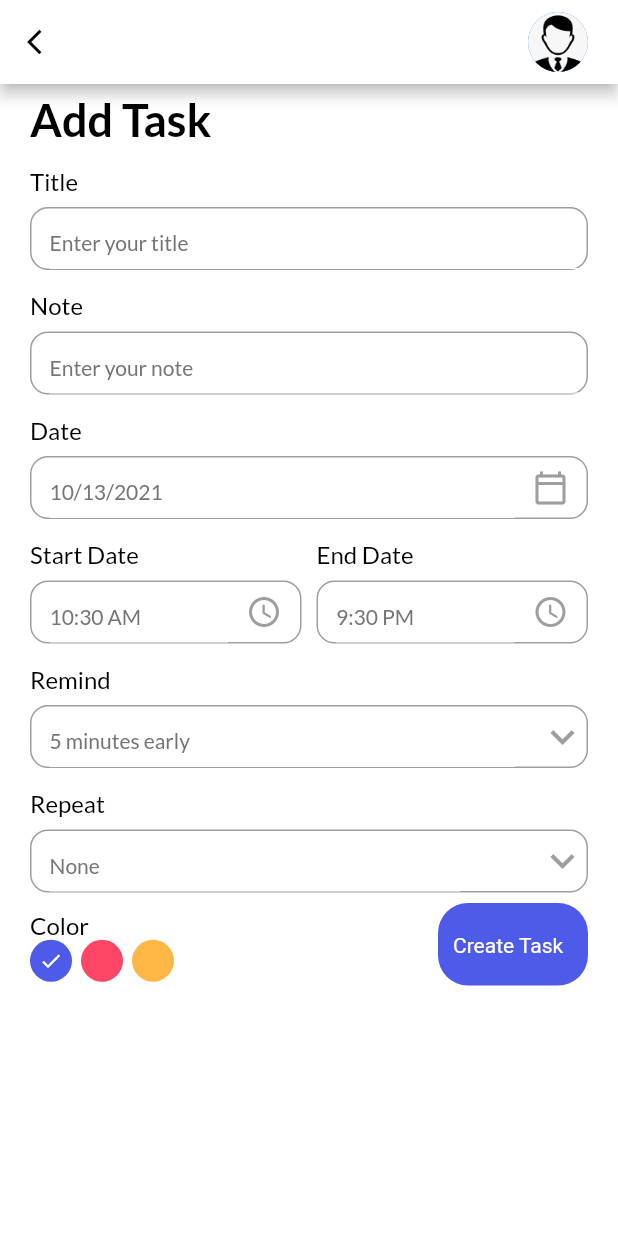
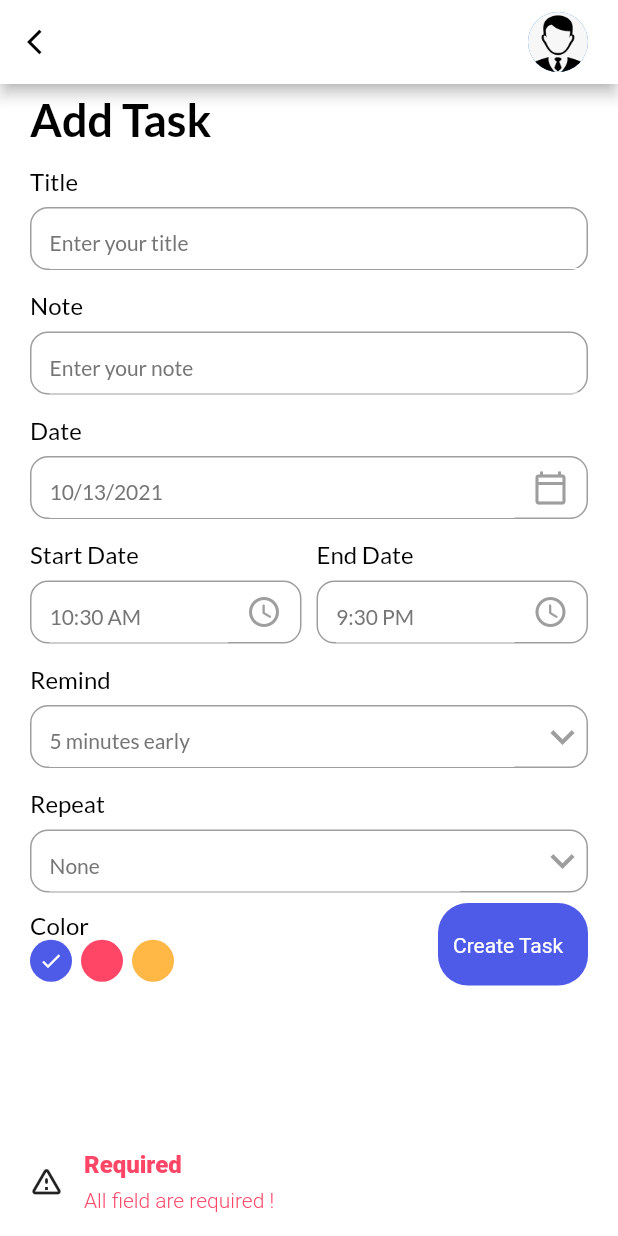
Before and after one commit to yigittin/reminder_app, a Flutter app: the AddTaskPage screen opened directly, after a tap on "Create Task", on a phone screen of 412 x 824 dp. Run offline on Flutter 3.47's test engine with Material 2 defaults, Android fonts, the phone set to English and light mode, and no system bars; our stand-ins replace date_picker_timeline, flutter_local_notifications, get, get_storage, google_fonts, sqflite and 1 more; accounts and stored records are empty.

```diff
--- /dev/null
+++ b/lib/controllers/task_controller.dart
@@ -0,0 +1,14 @@
+import 'package:get/get.dart';
+import 'package:reminder_app/db/db_helper.dart';
+import 'package:reminder_app/models/task.dart';
+
+class TaskController extends GetxController {
+  @override
+  void onReady() {
+    super.onReady();
+  }
+
+  Future<int> addTask({Task? task}) async {
+    return await DBHelper.insert(task);
+  }
+}
--- a/lib/main.dart
+++ b/lib/main.dart
@@ -2,12 +2,14 @@ import 'package:flutter/material.dart';
 import 'package:flutter/services.dart';
 import 'package:get/get_navigation/src/root/get_material_app.dart';
 import 'package:get_storage/get_storage.dart';
+import 'package:reminder_app/db/db_helper.dart';
 import 'package:reminder_app/services/theme_services.dart';
 import 'package:reminder_app/ui/home_page.dart';
 import 'package:reminder_app/ui/theme.dart';
 
 Future<void> main() async {
   WidgetsFlutterBinding.ensureInitialized();
+  await DBHelper.initDb();
   await GetStorage.init();
   WidgetsFlutterBinding.ensureInitialized();
   SystemChrome.setSystemUIOverlayStyle(SystemUiOverlayStyle(
--- /dev/null
+++ b/lib/models/task.dart
@@ -0,0 +1,53 @@
+class Task {
+  int? id;
+  String? title;
+  String? note;
+  int? isCompleted;
+  String? date;
+  String? startTime;
+  String? endTime;
+  int? color;
+  int? remind;
+  String? repeat;
+
+  Task({
+    this.id,
+    this.title,
+    this.note,
+    this.isCompleted,
+    this.date,
+    this.startTime,
+    this.endTime,
+    this.color,
+    this.remind,
+    this.repeat,
+  });
+
+  Task.fromJson(Map<String, dynamic> json) {
+    id = json['id'];
+    title = json['title'];
+    note = json['note'];
+    isCompleted = json['isCompleted'];
+    date = json['date'];
+    startTime = json['startTime'];
+    endTime = json['endTime'];
+    color = json['color'];
+    remind = json['remind'];
+    repeat = json['repeat'];
+  }
+
+  Map<String, dynamic> toJson() {
+    final Map<String, dynamic> data = new Map<String, dynamic>();
+    data['id'] = this.id;
+    data['title'] = this.title;
+    data['date'] = this.date;
+    data['note'] = this.note;
+    data['isCompleted'] = this.isCompleted;
+    data['startTime'] = this.startTime;
+    data['endTime'] = this.endTime;
+    data['color'] = this.color;
+    data['remind'] = this.remind;
+    data['repeat'] = this.repeat;
+    return data;
+  }
+}
--- a/lib/ui/add_task_bar.dart
+++ b/lib/ui/add_task_bar.dart
@@ -1,6 +1,8 @@
 import 'package:flutter/material.dart';
 import 'package:get/get.dart';
 import 'package:intl/intl.dart';
+import 'package:reminder_app/controllers/task_controller.dart';
+import 'package:reminder_app/models/task.dart';
 import 'package:reminder_app/ui/theme.dart';
 import 'package:reminder_app/ui/widgets/button.dart';
 
@@ -14,6 +16,10 @@ class AddTaskPage extends StatefulWidget {
 }
 
 class _AddTaskPageState extends State<AddTaskPage> {
+  final TaskController _taskController = Get.put(TaskController());
+  final TextEditingController _titleController = TextEditingController();
+  final TextEditingController _noteController = TextEditingController();
+
   DateTime _selectedDate = DateTime.now();
   String _endTime = "9:30 PM";
   String _startTime = DateFormat("hh:mm a").format(DateTime.now()).toString();
@@ -40,8 +46,16 @@ class _AddTaskPageState extends State<AddTaskPage> {
             crossAxisAlignment: CrossAxisAlignment.start,
             children: [
               Text("Add Task", style: headingStyle),
-              const MyInputField(hint: "Enter your title", title: "Title"),
-              MyInputField(hint: "Enter your note", title: "Note"),
+              MyInputField(
+                hint: "Enter your title",
+                title: "Title",
+                controller: _titleController,
+              ),
+              MyInputField(
+                hint: "Enter your note",
+                title: "Note",
+                controller: _noteController,
+              ),
               MyInputField(
                 hint: DateFormat.yMd().format(_selectedDate),
                 title: "Date",
@@ -173,7 +187,7 @@ class _AddTaskPageState extends State<AddTaskPage> {
                       ],
                     ),
                   ),
-                  MyButton(label: "Create Task", onTap: () {})
+                  MyButton(label: "Create Task", onTap: () => _validateData())
                 ],
               ),
             ],
@@ -181,6 +195,37 @@ class _AddTaskPageState extends State<AddTaskPage> {
         ),
       ),
     );
+  }
+
+  _validateData() {
+    if (_titleController.text.isNotEmpty && _noteController.text.isNotEmpty) {
+      _addTaskToDb();
+      Get.back();
+    } else if (_titleController.text.isEmpty || _noteController.text.isEmpty) {
+      print(_noteController.text);
+      print(_titleController.text);
+      Get.snackbar("Required", "All field are required !",
+          snackPosition: SnackPosition.BOTTOM,
+          backgroundColor: Colors.white,
+          colorText: pinkClr,
+          icon: Icon(Icons.warning_amber_rounded));
+    }
+  }
+
+  _addTaskToDb() async {
+    int value = await _taskController.addTask(
+        task: Task(
+      note: _noteController.text,
+      title: _titleController.text,
+      date: DateFormat.yMd().format(_selectedDate),
+      startTime: _startTime,
+      endTime: _endTime,
+      remind: _selectedRemind,
+      repeat: _selectedRepeat,
+      color: _selectedColor,
+      isCompleted: 0,
+    ));
+    print("My id is " + "$value");
   }
 
   _appBar(BuildContext context) {
--- a/lib/ui/home_page.dart
+++ b/lib/ui/home_page.dart
@@ -29,6 +29,7 @@ class _HomePageState extends State<HomePage> {
   @override
   Widget build(BuildContext context) {
     return Scaffold(
+        backgroundColor: context.theme.backgroundColor,
         appBar: _appBar(),
         body: SafeArea(
           minimum: EdgeInsets.zero,
--- a/lib/ui/widgets/input_field.dart
+++ b/lib/ui/widgets/input_field.dart
@@ -41,6 +41,7 @@ class MyInputField extends StatelessWidget {
                       autofocus: false,
                       cursorColor:
                           Get.isDarkMode ? Colors.grey[100] : Colors.grey[700],
+                      controller: controller,
                       style: subTitleStlye,
                       decoration: InputDecoration(
                         hintText: hint,
--- a/pubspec.yaml
+++ b/pubspec.yaml
@@ -41,6 +41,7 @@ dependencies:
   intl:
   google_fonts:
   date_picker_timeline:
+  sqflite:
 
 dev_dependencies:
   flutter_test:
```
Also changed, not shown: lib/db/db_helper.dart (added, +37 -0 lines), pubspec.lock.
